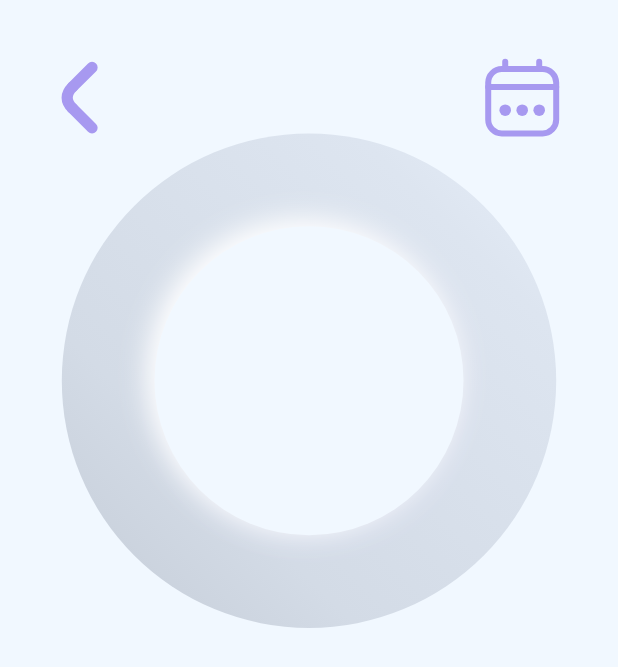
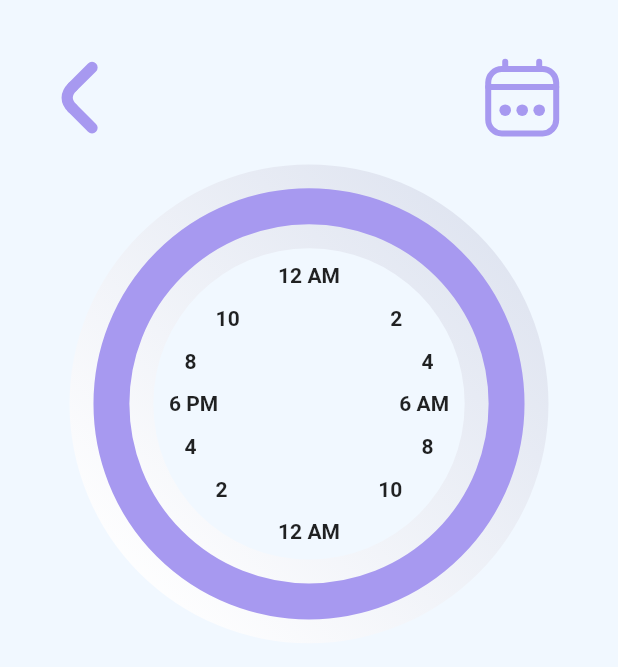
Before and after one commit to dalyathan/Iphone-Alarm, a Flutter app: the screen it shows after launch, after a tap on the "add" icon, on a phone screen of 412 x 824 dp. Shown: the top 667 px of the screen. Run offline on Flutter 3.47's test engine with Material 2 defaults, Android fonts, the phone set to English and light mode, and no system bars.

Commit message:
still making the knob

```diff
--- a/alarm/lib/screens/set_alarm.dart
+++ b/alarm/lib/screens/set_alarm.dart
@@ -1,10 +1,10 @@
-import 'package:alarm/widgets/containers/knob.dart';
 import 'package:alarm/widgets/containers/knob_background.dart';
 import 'package:alarm/widgets/containers/set_alarm_top_row.dart';
 import 'package:flutter/material.dart';
 
 class SetAlarm extends StatelessWidget {
   late Size size;
+  double smallerMarginRatio = 0.025;
   double horizontalPadding = 0.1;
 
   double verticalPadding = 0.05;
@@ -23,11 +23,12 @@ class SetAlarm extends StatelessWidget {
                         vertical: size.height * verticalPadding),
                     child: Column(
                         crossAxisAlignment: CrossAxisAlignment.start,
-                        children: const [
-                          SetAlarmTopRow(),
+                        children: [
+                          const SetAlarmTopRow(),
+                          SizedBox(height: size.height * smallerMarginRatio),
                           Center(
                               child: KnobBackground(
-                            knob: Center(child: Knob()),
+                            radius: size.width * 0.775,
                           ))
                         ])))));
   }
--- /dev/null
+++ b/alarm/lib/widgets/containers/clock.dart
@@ -0,0 +1,27 @@
+import 'package:alarm/widgets/containers/clock_numbers.dart';
+import 'package:flutter/material.dart';
+
+class Clock extends StatelessWidget {
+  final double radius;
+  const Clock({Key? key, required this.radius}) : super(key: key);
+
+  @override
+  Widget build(BuildContext context) {
+    return Container(
+      width: radius,
+      height: radius,
+      child: Center(child: ClockNumbers(width: radius)),
+      decoration: const BoxDecoration(
+        shape: BoxShape.circle,
+        color: Color.fromRGBO(241, 248, 255, 1),
+        boxShadow: [
+          // BoxShadow(
+          //     color: Colors.white,
+          //     offset: Offset(-40.0, 0.0),
+          //     blurRadius: 12.0,
+          //     spreadRadius: 15.0)
+        ],
+      ),
+    );
+  }
+}
--- /dev/null
+++ b/alarm/lib/widgets/containers/clock_numbers.dart
@@ -0,0 +1,109 @@
+import 'package:flutter/material.dart';
+
+class ClockNumbers extends StatelessWidget {
+  final double width;
+  const ClockNumbers({Key? key, required this.width}) : super(key: key);
+
+  @override
+  Widget build(BuildContext context) {
+    return Column(
+      mainAxisAlignment: MainAxisAlignment.spaceBetween,
+      children: [
+        Padding(
+          padding: EdgeInsets.only(top: width * 0.05),
+          child: const Text(
+            '12 AM',
+            style: TextStyle(fontWeight: FontWeight.bold),
+          ),
+        ),
+        Padding(
+          padding: EdgeInsets.symmetric(horizontal: width * 0.2),
+          child: Row(
+            mainAxisAlignment: MainAxisAlignment.spaceBetween,
+            children: const [
+              Text(
+                '10',
+                style: TextStyle(fontWeight: FontWeight.bold),
+              ),
+              Text(
+                '2',
+                style: TextStyle(fontWeight: FontWeight.bold),
+              )
+            ],
+          ),
+        ),
+        Padding(
+          padding: EdgeInsets.symmetric(horizontal: width * 0.1),
+          child: Row(
+            mainAxisAlignment: MainAxisAlignment.spaceBetween,
+            children: const [
+              Text(
+                '8',
+                style: TextStyle(fontWeight: FontWeight.bold),
+              ),
+              Text(
+                '4',
+                style: TextStyle(fontWeight: FontWeight.bold),
+              )
+            ],
+          ),
+        ),
+        Padding(
+          padding: EdgeInsets.symmetric(horizontal: width * 0.05),
+          child: Row(
+            mainAxisAlignment: MainAxisAlignment.spaceBetween,
+            children: const [
+              Text(
+                '6 PM',
+                style: TextStyle(fontWeight: FontWeight.bold),
+              ),
+              Text(
+                '6 AM',
+                style: TextStyle(fontWeight: FontWeight.bold),
+              )
+            ],
+          ),
+        ),
+        Padding(
+          padding: EdgeInsets.symmetric(horizontal: width * 0.1),
+          child: Row(
+            mainAxisAlignment: MainAxisAlignment.spaceBetween,
+            children: const [
+              Text(
+                '4',
+                style: TextStyle(fontWeight: FontWeight.bold),
+              ),
+              Text(
+                '8',
+                style: TextStyle(fontWeight: FontWeight.bold),
+              )
+            ],
+          ),
+        ),
+        Padding(
+          padding: EdgeInsets.symmetric(horizontal: width * 0.2),
+          child: Row(
+            mainAxisAlignment: MainAxisAlignment.spaceBetween,
+            children: const [
+              Text(
+                '2',
+                style: TextStyle(fontWeight: FontWeight.bold),
+              ),
+              Text(
+                '10',
+                style: TextStyle(fontWeight: FontWeight.bold),
+              )
+            ],
+          ),
+        ),
+        Padding(
+          padding: EdgeInsets.only(bottom: width * 0.05),
+          child: const Text(
+            '12 AM',
+            style: TextStyle(fontWeight: FontWeight.bold),
+          ),
+        )
+      ],
+    );
+  }
+}
--- a/alarm/lib/widgets/containers/custom_switch.dart
+++ b/alarm/lib/widgets/containers/custom_switch.dart
@@ -11,7 +11,7 @@ class CustomSwitch extends StatefulWidget {
 }
 
 class _CustomSwitchState extends State<CustomSwitch> {
-  bool on = true;
+  bool isOn = true;
   @override
   Widget build(BuildContext context) {
     double aspectRatio = 1.75;
@@ -20,31 +20,32 @@ class _CustomSwitchState extends State<CustomSwitch> {
     double ringDiameter = widget.height * 0.6;
     Size backgroundSize = Size(widgetWidth, widget.height);
     Size buttonSize = Size(ringDiameter, ringDiameter);
-    return GestureDetector(
-      onTapDown: (data) => setState(() {
-        on = on ? false : true;
-      }),
-      child: Stack(
+    return Stack(
       children: [
         Positioned(
           child: CustomPaint(
             size: backgroundSize,
-              painter: SwitchBackgroundPainter(on),
+            painter: SwitchBackgroundPainter(isOn),
           ),
         ),
         AnimatedPositioned(
           top: (widget.height - ringDiameter) / 2,
-            left: on
+          left: isOn
               ? widgetWidth * buttonOffset
               : widgetWidth * (1 - buttonOffset) - ringDiameter,
           duration: const Duration(milliseconds: 250),
+          child: InkResponse(
+            onTap: () => setState(() {
+              isOn = isOn ? false : true;
+            }),
             child: CustomPaint(
               size: buttonSize,
               painter: SwitchButtonPainter(),
             ),
+          ),
         )
       ],
-      ),
+      // ),
     );
   }
 }
--- a/alarm/lib/widgets/containers/day_bar.dart
+++ b/alarm/lib/widgets/containers/day_bar.dart
@@ -2,16 +2,11 @@ import 'package:alarm/widgets/icons/bar.dart';
 import 'package:flutter/material.dart';
 import 'dart:math';
 
-class DayBar extends StatefulWidget {
+class DayBar extends StatelessWidget {
   final String day;
   double marginRatio = 0.02;
   DayBar({Key? key, required this.day}) : super(key: key);
 
-  @override
-  _DayBarState createState() => _DayBarState();
-}
-
-class _DayBarState extends State<DayBar> {
   @override
   Widget build(BuildContext context) {
     Size size = MediaQuery.of(context).size;
@@ -20,10 +15,10 @@ class _DayBarState extends State<DayBar> {
       children: [
         BarIcon(fillHeight: rd.nextDouble() * (1 - 0.5) + 0.5),
         SizedBox(
-          height: size.height * widget.marginRatio,
+          height: size.height * marginRatio,
         ),
         Text(
-          widget.day,
+          day,
           style: const TextStyle(fontWeight: FontWeight.bold, fontSize: 15),
         )
       ],
--- a/alarm/lib/widgets/containers/knob.dart
+++ b/alarm/lib/widgets/containers/knob.dart
@@ -1,30 +1,21 @@
+import 'package:alarm/widgets/painters/knob.dart';
 import 'package:flutter/material.dart';
+import 'dart:math';
 
 class Knob extends StatelessWidget {
-  const Knob({Key? key}) : super(key: key);
+  final double innerRadius;
+  final double outerRadius;
+  const Knob({Key? key, required this.innerRadius, required this.outerRadius})
+      : super(key: key);
 
   @override
   Widget build(BuildContext context) {
-    Size size = MediaQuery.of(context).size;
     return Container(
-      width: size.width * 0.5,
-      height: size.width * 0.5,
-      decoration: const BoxDecoration(
-        shape: BoxShape.circle,
-        color: Color.fromRGBO(241, 248, 255, 1),
-        boxShadow: [
-          BoxShadow(
-              color: Color.fromRGBO(218, 224, 238, 1),
-              offset: Offset(4.0, 4.0),
-              blurRadius: 15.0,
-              spreadRadius: 1.0),
-          BoxShadow(
-              color: Colors.white,
-              offset: Offset(-4.0, -4.0),
-              blurRadius: 15.0,
-              spreadRadius: 1.0)
-        ],
-      ),
-    );
+        height: outerRadius,
+        width: outerRadius,
+        child: CustomPaint(
+          size: Size.square(outerRadius),
+          painter: KnobPainter(2 * pi, outerRadius - innerRadius),
+        ));
   }
 }
--- a/alarm/lib/widgets/containers/knob_background.dart
+++ b/alarm/lib/widgets/containers/knob_background.dart
@@ -1,31 +1,49 @@
+import 'package:alarm/widgets/containers/knob.dart';
 import 'package:flutter/material.dart';
 
+import 'clock.dart';
+
 class KnobBackground extends StatelessWidget {
-  final Widget knob;
-  const KnobBackground({Key? key, required this.knob}) : super(key: key);
+  final double radius;
+  const KnobBackground({Key? key, required this.radius}) : super(key: key);
 
   @override
   Widget build(BuildContext context) {
-    Size size = MediaQuery.of(context).size;
+    double clockRatio = 0.65;
+    double gapRatio = 0.05;
+    double innerGapRatio = 0.175;
+    double innerRadiusRatio = 0.8;
     return Container(
-      width: size.width * 0.8,
-      height: size.width * 0.8,
-      child: knob,
+      width: radius,
+      height: radius,
+      child: Stack(
+        children: [
+          Positioned(
+              top: radius * gapRatio,
+              left: radius * gapRatio,
+              child: GestureDetector(
+                  onTap: () => print("bfdjwhbfjbd"),
+                  child: Knob(
+                      innerRadius: radius * (clockRatio + innerGapRatio),
+                      outerRadius: radius * 0.9))),
+          Center(
+              child: Clock(
+            radius: radius * clockRatio,
+          ))
+        ],
+      ),
       decoration: const BoxDecoration(
           shape: BoxShape.circle,
+          color: Color.fromRGBO(218, 224, 238, 1),
           gradient: LinearGradient(
               begin: Alignment.bottomLeft,
               end: Alignment.topRight,
               colors: [
-                Color.fromRGBO(201, 209, 220, 1),
-                Color.fromRGBO(211, 219, 230, 1),
-                Color.fromRGBO(221, 229, 240, 1),
-                Color.fromRGBO(231, 239, 250, 1),
+                Colors.white,
+                Color.fromRGBO(218, 224, 238, 1),
               ],
               stops: [
                 0.1,
-                0.3,
-                0.8,
                 1
               ])),
     );
--- /dev/null
+++ b/alarm/lib/widgets/painters/knob.dart
@@ -0,0 +1,31 @@
+import 'package:flutter/material.dart';
+import 'dart:math';
+
+class KnobPainter extends CustomPainter {
+  double angles;
+  final double brushSize;
+
+  KnobPainter(this.angles, this.brushSize);
+  @override
+  void paint(Canvas canvas, Size size) {
+    Paint brush = Paint();
+    brush.color = const Color.fromRGBO(167, 153, 240, 1);
+    brush.strokeWidth = brushSize;
+    brush.strokeCap = StrokeCap.round;
+    brush.style = PaintingStyle.stroke;
+
+    canvas.drawArc(
+        Rect.fromCircle(
+            center: Offset(size.width / 2, size.height / 2),
+            radius: (size.width - brushSize) * 0.5),
+        -pi / 2,
+        angles,
+        false,
+        brush);
+  }
+
+  @override
+  bool shouldRepaint(covariant CustomPainter oldDelegate) {
+    return true;
+  }
+}
```
Lines whose indentation alone changed are shown as unchanged.
